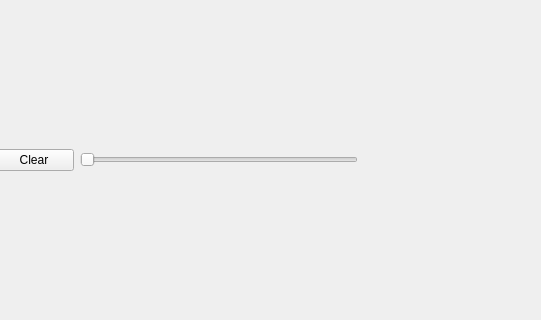
Before: the Qt Designer form src/widget.ui in elvisxiaozhi/Game-of-Life, drawn with Qt 5; both pictures show x 353 to 894 and y 165 to 485 of the 1000 by 650 pixel window.
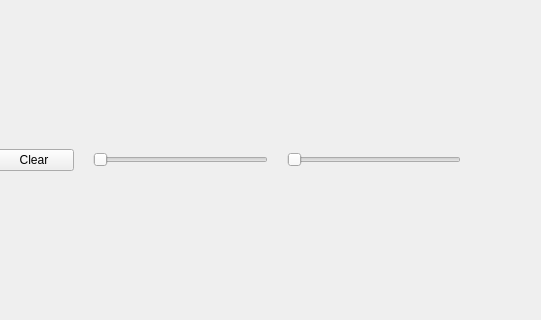
After: the same form once the commit is applied.

Diff of the .ui file:
```diff
--- a/src/widget.ui
+++ b/src/widget.ui
@@ -55,7 +55,40 @@
       </widget>
      </item>
      <item>
-      <widget class="QSlider" name="horizontalSlider">
+      <widget class="QLabel" name="speedLbl">
+       <property name="maximumSize">
+        <size>
+         <width>50</width>
+         <height>50</height>
+        </size>
+       </property>
+       <property name="text">
+        <string/>
+       </property>
+      </widget>
+     </item>
+     <item>
+      <widget class="QSlider" name="speedSlider">
+       <property name="orientation">
+        <enum>Qt::Horizontal</enum>
+       </property>
+      </widget>
+     </item>
+     <item>
+      <widget class="QLabel" name="enlargeLbl">
+       <property name="maximumSize">
+        <size>
+         <width>50</width>
+         <height>50</height>
+        </size>
+       </property>
+       <property name="text">
+        <string/>
+       </property>
+      </widget>
+     </item>
+     <item>
+      <widget class="QSlider" name="enlargeSlider">
        <property name="orientation">
         <enum>Qt::Horizontal</enum>
        </property>
```
